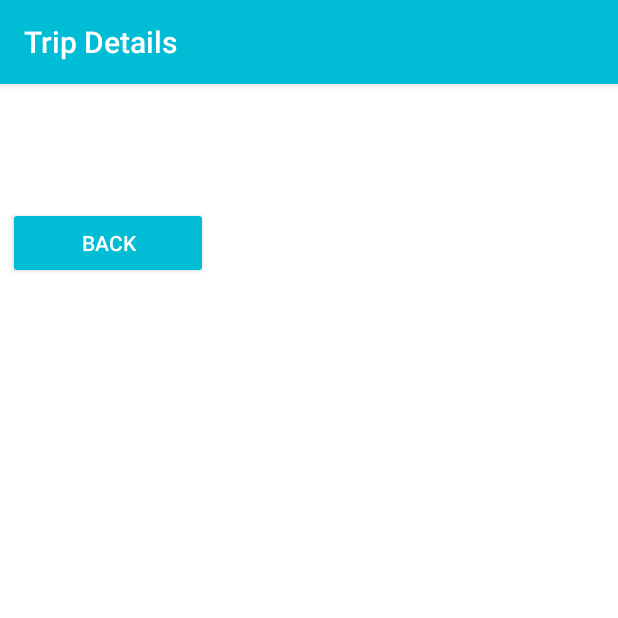
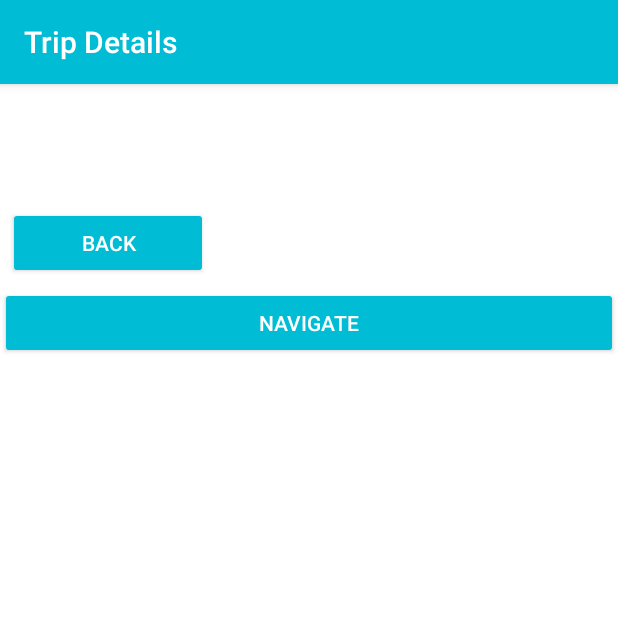
Before and after one commit to taaniya1989/Pool-In, an Android app: the TripDetailsActivity screen opened directly, with no data from a screen before it, on a phone screen of 412 x 824 dp, the top half of it. Run offline under Robolectric (Android 15) with nearby library versions, the phone set to English and light mode, and no system bars; our stand-ins replace Firebase (no records; nobody signed in at launch, a user with empty details on screens opened directly), Picasso; pictures from the network do not load; 3 statements that could not run were skipped.

Commit message:
navigation changes

```diff
--- a/app/src/main/java/edu/sdsu/tvidhate/pool_in/activity/TripDetailsActivity.java
+++ b/app/src/main/java/edu/sdsu/tvidhate/pool_in/activity/TripDetailsActivity.java
@@ -3,6 +3,7 @@ package edu.sdsu.tvidhate.pool_in.activity;
 import android.content.DialogInterface;
 import android.content.Intent;
 import android.graphics.Typeface;
+import android.net.Uri;
 import android.os.Bundle;
 import android.support.v7.app.AlertDialog;
 import android.support.v7.app.AppCompatActivity;
@@ -81,11 +82,11 @@ public class TripDetailsActivity extends AppCompatActivity implements SharedCons
         Button back = findViewById(R.id.tripDetailsCancelButton);
         Button update = findViewById(R.id.tripDetailsUpdateButton);
         Button delete = findViewById(R.id.tripDetailsDeleteButton);
-
+        Button navigate = findViewById(R.id.tripDetailsNavigateButton);
         back.setOnClickListener(this);
         delete.setOnClickListener(this);
         update.setOnClickListener(this);
-
+        navigate.setOnClickListener(this);
         Log.i("!!!!!",currentTrip.toString());
         if(currentTrip != null){
             approverUser = currentTrip.getmTripPoster();
@@ -223,6 +224,10 @@ public class TripDetailsActivity extends AppCompatActivity implements SharedCons
 
                 alert.show();
                 break;
+            case R.id.tripDetailsNavigateButton:
+                Intent intent = new Intent(android.content.Intent.ACTION_VIEW,
+                        Uri.parse("http://maps.google.com/maps?daddr="+placeCity.getText()));
+                startActivity(intent);
         }
     }
 }
--- a/app/src/main/java/edu/sdsu/tvidhate/pool_in/entity/Trip.java
+++ b/app/src/main/java/edu/sdsu/tvidhate/pool_in/entity/Trip.java
@@ -1,10 +1,6 @@
 package edu.sdsu.tvidhate.pool_in.entity;
 
-import android.net.Uri;
-
 import java.io.Serializable;
-import java.util.Map;
-import java.util.Date;
 
 public class Trip implements Serializable {
 
--- a/app/src/main/res/layout/activity_trip_details.xml
+++ b/app/src/main/res/layout/activity_trip_details.xml
@@ -91,6 +91,14 @@
                 android:textColor="@color/white"
                 tools:ignore="ButtonStyle" />
         </LinearLayout>
-
+        <Button
+            android:id="@+id/tripDetailsNavigateButton"
+            android:layout_width="match_parent"
+            android:layout_height="wrap_content"
+            android:layout_weight="1"
+            android:text="Navigate"
+            android:backgroundTint="@color/colorPrimary"
+            android:textColor="@color/white"
+            tools:ignore="ButtonStyle" />
     </LinearLayout>
 </ScrollView>
```
Also changed, not shown: app/src/main/java/edu/sdsu/tvidhate/pool_in/activity/AddPlaceActivity.java (+8 -2 lines), app/src/main/java/edu/sdsu/tvidhate/pool_in/activity/MainActivity.java (+7 -4 lines).
